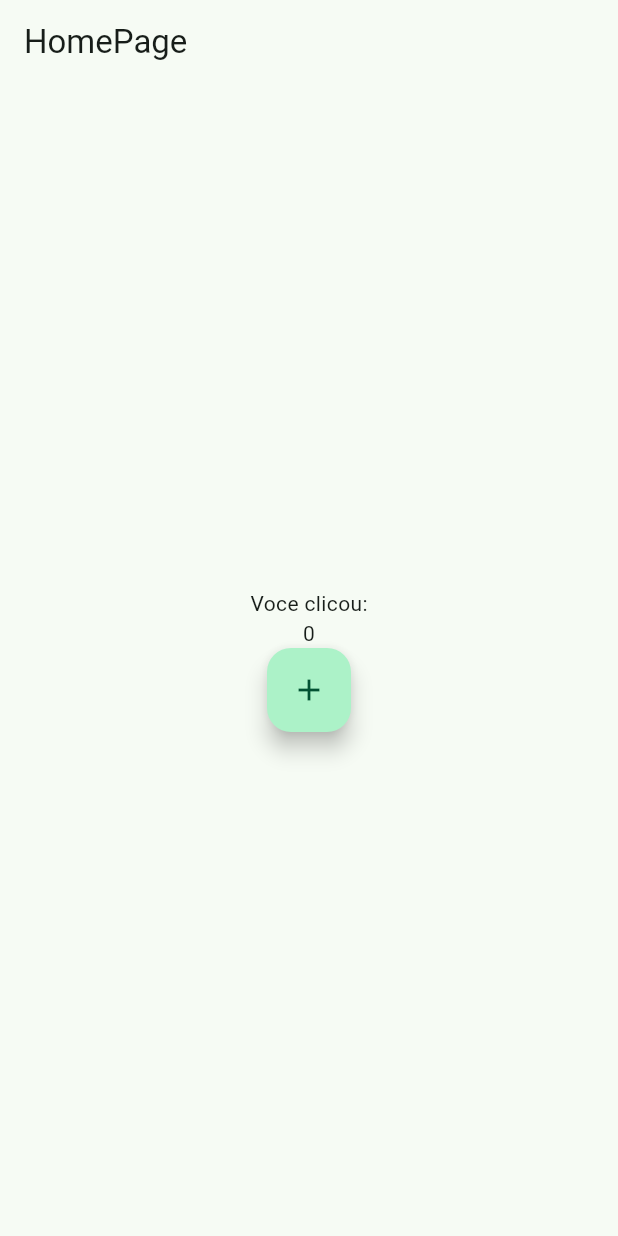
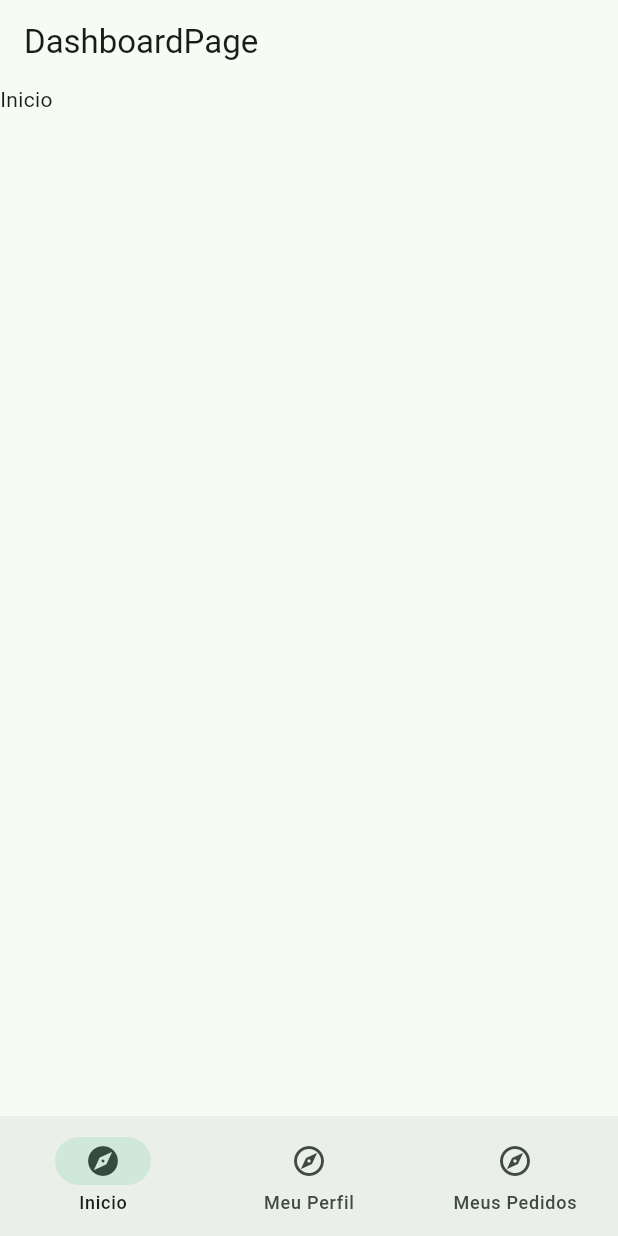
Before and after one commit to GermanoCesarSS/app_hortifruti_pratico, a Flutter app: the screen it shows after launch, on a phone screen of 412 x 824 dp. Run offline on Flutter 3.47's test engine with Material 3 defaults, Android fonts, the phone set to English and light mode, and no system bars; our stand-ins replace get.

Commit message:
Modulo Dashboard
Comecando o modulo dashboard

```diff
--- /dev/null
+++ b/lib/app/modules/dashboard/controller.dart
@@ -0,0 +1,13 @@
+import 'package:flutter/foundation.dart';
+import 'package:get/get.dart';
+
+class DashboardController extends GetxController {
+  var currentPageIndex = RxInt(0);
+
+  void changePageIndex(int index) {
+    currentPageIndex.value = index;
+    debugPrint('changePageIndex');
+    debugPrint('Valor passado na funcao: $index');
+    debugPrint('Valor do DashboardController.currentPageIndex.value: ${currentPageIndex.value}');
+  }
+}
--- /dev/null
+++ b/lib/app/modules/dashboard/page.dart
@@ -0,0 +1,45 @@
+import 'package:app_hortifruti_pratico/app/modules/dashboard/controller.dart';
+import 'package:flutter/material.dart';
+import 'package:get/get.dart';
+
+class DashboardPage extends GetView<DashboardController> {
+  const DashboardPage({super.key});
+
+  @override
+  Widget build(BuildContext context) {
+    return Scaffold(
+        key: const Key('DashboardPageScaffold'),
+        appBar: AppBar(title: const Text('DashboardPage')),
+        bottomNavigationBar: Obx(
+          () => NavigationBar(
+            onDestinationSelected: controller.changePageIndex,
+            selectedIndex: controller.currentPageIndex.value,
+            destinations: const [
+              NavigationDestination(
+                icon: Icon(Icons.explore_outlined),
+                label: 'Inicio',
+                selectedIcon: Icon(Icons.explore),
+              ),
+              NavigationDestination(
+                icon: Icon(Icons.explore_outlined),
+                label: 'Meu Perfil',
+                selectedIcon: Icon(Icons.explore),
+              ),
+              NavigationDestination(
+                icon: Icon(Icons.explore_outlined),
+                label: 'Meus Pedidos',
+                selectedIcon: Icon(Icons.explore),
+              ),
+            ],
+          ),
+        ),
+        body: Obx(() => IndexedStack(
+              index: controller.currentPageIndex.value,
+              children: const [
+                Text('Inicio'),
+                Text('Meu Perfil'),
+                Text('Meus Pedidos'),
+              ],
+            )));
+  }
+}
--- a/lib/app/modules/home/controller.dart
+++ b/lib/app/modules/home/controller.dart
@@ -6,7 +6,7 @@ class HomeController extends GetxController {
 
   void incrementCounter() {
     counter.value++;
-    debugPrint('incrementCounter: Clicou no botao');
-    debugPrint('Valor do botão: ${counter.value}');
+    debugPrint('incrementCounter');
+    debugPrint('Valor do HomeController.counter.value: ${counter.value}');
   }
 }
--- a/lib/app/routes/pages.dart
+++ b/lib/app/routes/pages.dart
@@ -1,14 +1,14 @@
-import 'package:app_hortifruti_pratico/app/modules/home/binding.dart';
-import 'package:app_hortifruti_pratico/app/modules/home/page.dart';
+import 'package:app_hortifruti_pratico/app/modules/dashboard/binding.dart';
+import 'package:app_hortifruti_pratico/app/modules/dashboard/page.dart';
 import 'package:app_hortifruti_pratico/app/routes/routes.dart';
 import 'package:get/get.dart';
 
 abstract class AppPages {
   static final pages = [
     GetPage(
-      name: Routes.INITIAL,
-      page: () => const HomePage(),
-      binding: HomeBinding(),
+      name: Routes.dashboard,
+      page: () => const DashboardPage(),
+      binding: DashboardBinding(),
     )
   ];
 }
--- a/lib/app/routes/routes.dart
+++ b/lib/app/routes/routes.dart
@@ -1,5 +1,5 @@
 abstract class Routes{
 
   // ignore: constant_identifier_names
-  static const INITIAL = '/';
+  static const dashboard = '/';
 }
--- a/lib/main.dart
+++ b/lib/main.dart
@@ -16,7 +16,7 @@ void startApp() {
   Intl.defaultLocale = 'pt_BR';
   runApp(GetMaterialApp(
     debugShowCheckedModeBanner: false,
-    initialRoute: Routes.INITIAL,
+    initialRoute: Routes.dashboard,
     theme: themeData,
     getPages: AppPages.pages,
     localizationsDelegates: const [
```
Also changed, not shown: lib/app/modules/dashboard/binding.dart (added, +9 -0 lines), 3 other files.
